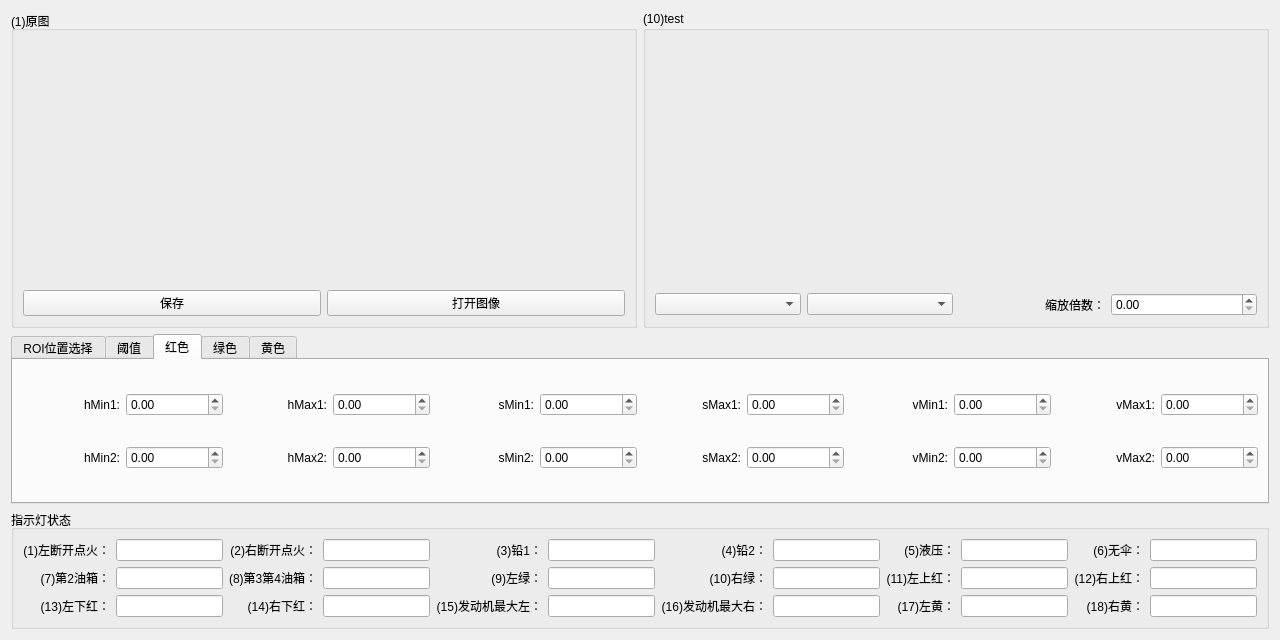
Qt form widget.ui (qiuxi520/Instrument_identification) before a commit.
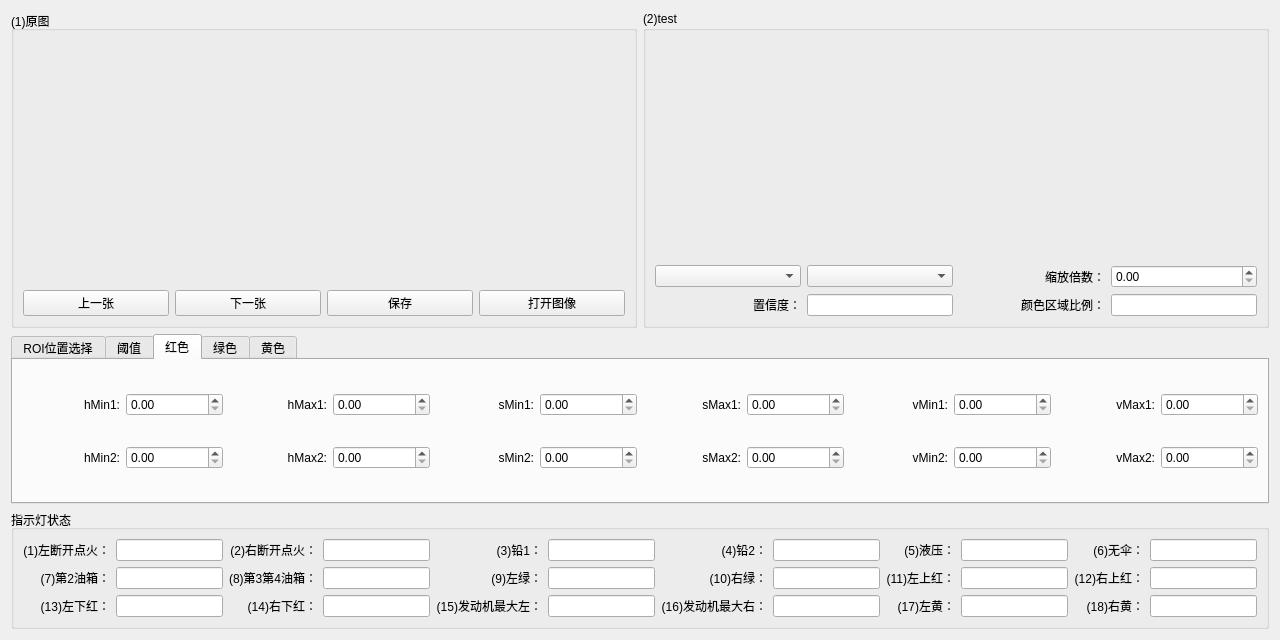
The same form after that commit. The open tabs and pages were chosen to show the change. Custom widgets are drawn as their Qt base class.

The edit to the form file:
```diff
--- a/widget.ui
+++ b/widget.ui
@@ -13,28 +13,42 @@
   <property name="windowTitle">
    <string>Widget</string>
   </property>
-  <layout class="QGridLayout" name="gridLayout_5" rowstretch="3,0,0">
+  <layout class="QGridLayout" name="gridLayout_5" rowstretch="3,1,1" columnstretch="1,1">
    <item row="0" column="0">
     <widget class="QGroupBox" name="groupBox_1">
      <property name="title">
       <string>(1)原图</string>
      </property>
      <layout class="QGridLayout" name="gridLayout_4">
-      <item row="1" column="0">
+      <item row="1" column="2">
        <widget class="QPushButton" name="btn_saveframe">
         <property name="text">
          <string>保存</string>
         </property>
        </widget>
       </item>
-      <item row="1" column="1">
+      <item row="1" column="0">
+       <widget class="QPushButton" name="btn_previousImg">
+        <property name="text">
+         <string>上一张</string>
+        </property>
+       </widget>
+      </item>
+      <item row="1" column="3">
        <widget class="QPushButton" name="btn_openPic">
         <property name="text">
          <string>打开图像</string>
         </property>
        </widget>
       </item>
-      <item row="0" column="0" colspan="2">
+      <item row="1" column="1">
+       <widget class="QPushButton" name="btn_nextImg">
+        <property name="text">
+         <string>下一张</string>
+        </property>
+       </widget>
+      </item>
+      <item row="0" column="0" colspan="4">
        <widget class="PixelViewerWidget" name="pixelViewer_1" native="true"/>
       </item>
      </layout>
@@ -43,15 +57,18 @@
    <item row="0" column="1">
     <widget class="QGroupBox" name="groupBox_2">
      <property name="title">
-      <string>(10)test</string>
+      <string>(2)test</string>
      </property>
-     <layout class="QGridLayout" name="gridLayout_65">
+     <layout class="QGridLayout" name="gridLayout_10" columnstretch="1,1,1,1">
       <item row="0" column="0" colspan="4">
        <widget class="PixelViewerWidget" name="pixelViewer_2" native="true"/>
       </item>
       <item row="1" column="0">
        <widget class="QComboBox" name="cmb_streamSlt"/>
       </item>
+      <item row="1" column="1">
+       <widget class="QComboBox" name="cmb_maskSlt"/>
+      </item>
       <item row="1" column="2">
        <widget class="QLabel" name="label_31">
         <property name="text">
@@ -65,8 +82,31 @@
       <item row="1" column="3">
        <widget class="QDoubleSpinBox" name="dsb_scale"/>
       </item>
-      <item row="1" column="1">
-       <widget class="QComboBox" name="cmb_maskSlt"/>
+      <item row="2" column="0">
+       <widget class="QLabel" name="label_63">
+        <property name="text">
+         <string>置信度：</string>
+        </property>
+        <property name="alignment">
+         <set>Qt::AlignRight|Qt::AlignTrailing|Qt::AlignVCenter</set>
+        </property>
+       </widget>
+      </item>
+      <item row="2" column="1">
+       <widget class="QLineEdit" name="led_confidence"/>
+      </item>
+      <item row="2" column="2">
+       <widget class="QLabel" name="label_64">
+        <property name="text">
+         <string>颜色区域比例：</string>
+        </property>
+        <property name="alignment">
+         <set>Qt::AlignRight|Qt::AlignTrailing|Qt::AlignVCenter</set>
+        </property>
+       </widget>
+      </item>
+      <item row="2" column="3">
+       <widget class="QLineEdit" name="led_regionRatio"/>
       </item>
      </layout>
     </widget>
```
Left out of the diff: 2 changed lines with no effect on the pictures.
